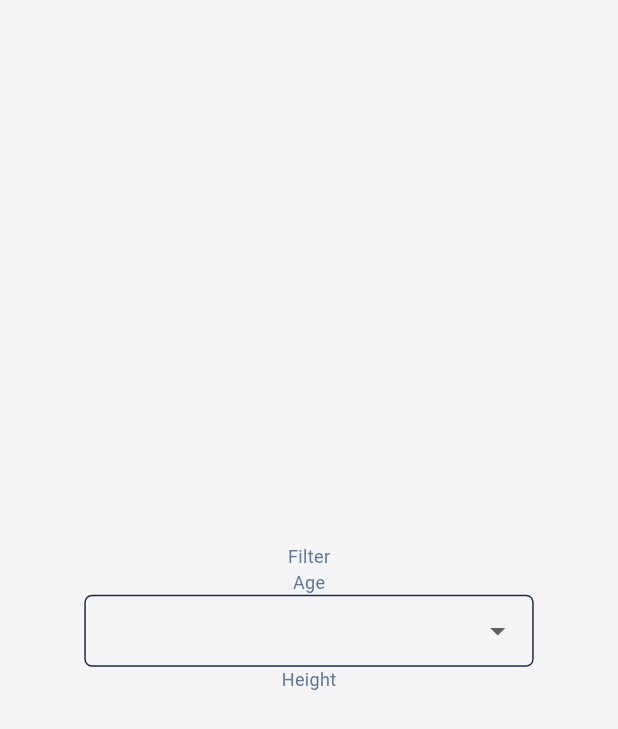
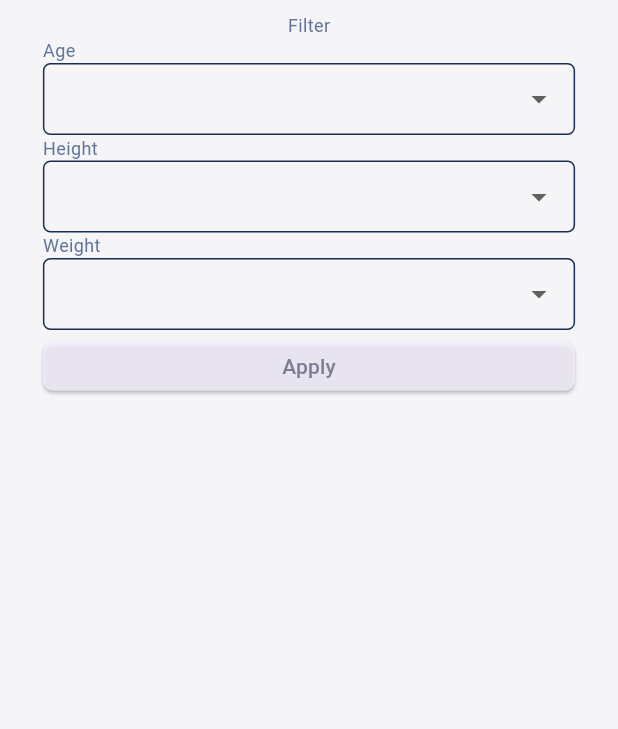
Before and after one commit to hiranmohanan/match-making-app-provider, a Flutter app: the Filter widget shown alone on an empty page, opened directly, on a phone screen of 412 x 824 dp. Shown: the top 729 px of the screen. Run offline on Flutter 3.47's test engine with Material 3 defaults, Android fonts, the light colour scheme and no system bars; our stand-ins replace cached_network_image, file_picker, firebase_auth, firebase_core, firebase_database, firebase_storage and 9 more; accounts and stored records are empty; Roboto replaces fonts that are missing (Montserrat); project files that could hold a hidden picture were left out.

Commit message:
search filter

```diff
--- a/lib/screens/search page/searchScreen.dart
+++ b/lib/screens/search page/searchScreen.dart
@@ -1,7 +1,7 @@
-import 'package:cloud_firestore/cloud_firestore.dart';
 import 'package:flutter/material.dart';
 import 'package:get_it/get_it.dart';
 import 'package:match_making_test/UI%20Elements/bottomNavBar.dart';
+import 'package:match_making_test/database/usermodel.dart';
 import 'package:match_making_test/provider/profile_filter_provider.dart';
 import 'package:match_making_test/shared/dimensions.dart';
 import 'package:provider/provider.dart';
@@ -17,6 +17,7 @@ class SearchScreen extends StatelessWidget {
   Widget build(BuildContext context) {
     final AppServices _appservices = GetIt.instance<AppServices>();
     final provider = Provider.of<ProfileFilterProvider>(context, listen: true);
+    provider.searchloader();
     _appservices.setCurrentNavTab(2);
     _appservices.setCurrentDrawer(2);
 
@@ -99,10 +100,13 @@ class SearchScreen extends StatelessWidget {
                           Expanded(
                             child: ElevatedButton(
                               onPressed: () {
-                                showDialog(
+                                // showDialog(
+                                //   context: context,
+                                //   builder: (context) => const Filter(),
+                                // );
+                                showModalBottomSheet(
                                     context: context,
-                                  builder: (context) => const Filter(),
-                                );
+                                    builder: (context) => const Filter());
                               },
                               child: const Text('Filter'),
                             ),
@@ -110,22 +114,24 @@ class SearchScreen extends StatelessWidget {
                         ],
                       ),
                       vSizedBox1,
-                      ListView.builder(
+                      provider.searchProfile == null
+                          ? const Center(child: Text('No data found'))
+                          : provider.searchProfile!.isEmpty
+                              ? const Center(child: Text('No data found'))
+                              : ListView.builder(
                                   itemCount: provider.searchProfile!.length,
                                   shrinkWrap: true,
                                   itemBuilder: (context, index) {
-                          if (count == 0) {
-                            return const Center(child: Text('No data found'));
-                          }
                                     return ListTile(
-                              title:
-                                  Text(provider.searchProfile![index].fname!),
-                              subtitle:
-                                  Text(provider.searchProfile![index].email!),
+                                        title: Text(provider
+                                            .searchProfile![index].fname!),
+                                        subtitle: Text(provider
+                                            .searchProfile![index].email!),
                                         onTap: () {
                                           provider.setselectprofile(
                                               provider.searchProfile![index]);
-                                Navigator.pushNamed(context, '/searchview');
+                                          Navigator.pushNamed(
+                                              context, '/searchview');
                                         });
                                   },
                                 ),
@@ -146,34 +152,109 @@ class Filter extends StatelessWidget {
 
   @override
   Widget build(BuildContext context) {
-    return Dialog(
-      child: SizedBox(
+    int age = 0;
+    int weight = 0;
+    int height = 0;
+    final provider = Provider.of<ProfileFilterProvider>(context, listen: true);
+    return BottomSheet(
+        onClosing: () {},
+        builder: (context) {
+          return SizedBox(
             height: 60.h,
-        width: 80.w,
-        child: Center(
-          child: SingleChildScrollView(
-            child: Padding(
-              padding: const EdgeInsets.all(15.0),
-              child: Column(
+            width: 90.w,
+            child: ListView(
+              padding: const EdgeInsets.all(8.0),
+              shrinkWrap: true,
               children: [
-                  Text(
+                const Center(
+                  child: Text(
                     "Filter",
                   ),
-                  Text("Age"),
-                  DropdownButtonFormField(items: [
+                ),
+                const Text("Age"),
+                DropdownButtonFormField(
+                    items: const [
                       DropdownMenuItem(child: Text("under 20"), value: 20),
                       DropdownMenuItem(
                         child: Text("20-30"),
                         value: 30,
                       ),
+                      DropdownMenuItem(
+                        child: Text("30-40"),
+                        value: 40,
+                      ),
+                      DropdownMenuItem(
+                        child: Text("40-50"),
+                        value: 50,
+                      ),
+                    ],
+                    onChanged: (val) {
+                      age = val as int;
+                    }),
+                const Text('Height'),
+                DropdownButtonFormField(items: const [
+                  DropdownMenuItem(
+                    child: Text("under 5'0"),
+                    value: 5,
+                  ),
+                  DropdownMenuItem(
+                    child: Text("5'0-5'5"),
+                    value: 5.5,
+                  ),
+                  DropdownMenuItem(
+                    child: Text("5'5-6'0"),
+                    value: 6,
+                  ),
+                  DropdownMenuItem(
+                    child: Text("6'0-6'5"),
+                    value: 6.5,
+                  ),
                 ], onChanged: (val) {}),
-                  Text('Height'),
+                const Text('Weight'),
+                DropdownButtonFormField(items: const [
+                  DropdownMenuItem(
+                    child: Text("under 50"),
+                    value: 50,
+                  ),
+                  DropdownMenuItem(
+                    child: Text("50-60"),
+                    value: 60,
+                  ),
+                  DropdownMenuItem(
+                    child: Text("60-70"),
+                    value: 70,
+                  ),
+                  DropdownMenuItem(
+                    child: Text("70-80"),
+                    value: 80,
+                  ),
+                ], onChanged: (val) {}),
+                ElevatedButton(
+                  onPressed: () {
+                    for (provider.fullProfile.length;
+                        provider.fullProfile.length > 0;
+                        provider.fullProfile.length--) {
+                      List<UserModel> model = [];
+                      if (provider.fullProfile[provider.fullProfile.length - 1]
+                              .age! >
+                          age) {
+                        model.add(provider
+                            .fullProfile[provider.fullProfile.length - 1]);
+                      }
+                    }
+                    provider.setSearchprofiles(
+                      provider.fullProfile
+                          .where(age != 0
+                              ? (element) => element.age! < age
+                              : (element) => element.age! < age)
+                          .toList(),
+                    );
+                  },
+                  child: const Text('Apply'),
+                )
               ],
             ),
-            ),
-          ),
-        ),
-      ),
           );
+        });
   }
 }
```
Lines whose indentation alone changed are shown as unchanged.
